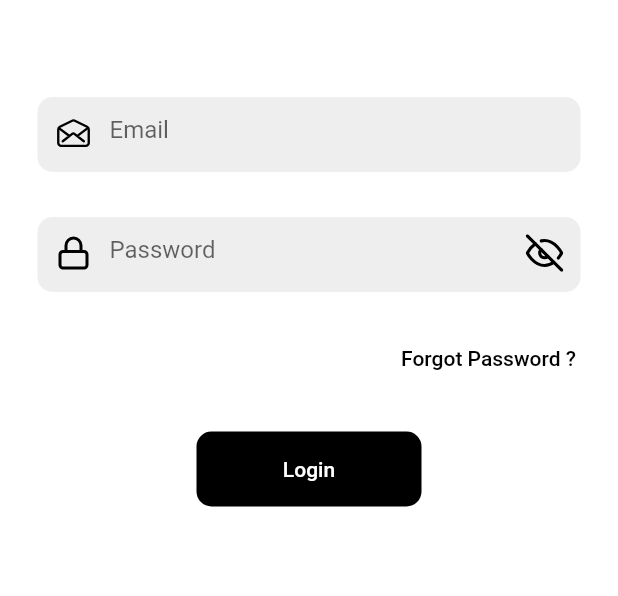
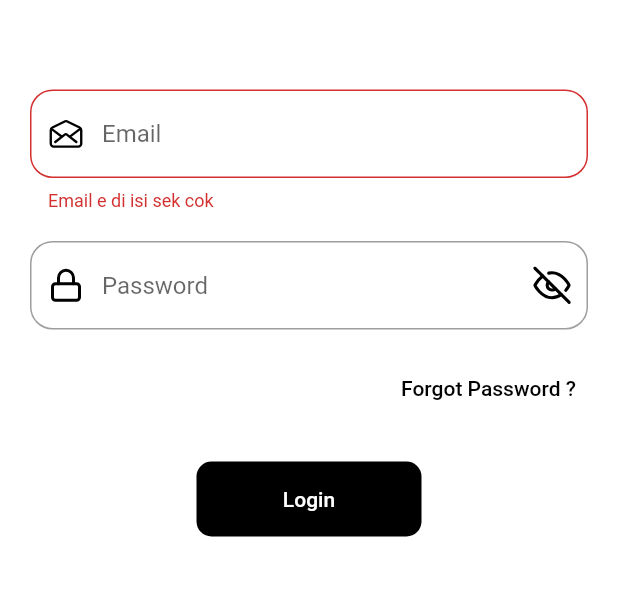
Before and after one commit to f0ursecond/login-ui-firebase, a Flutter app: the screen it shows after launch, after a tap on "Login", on a phone screen of 412 x 824 dp, the part 578-1174 px from its top. Run offline on Flutter 3.47's test engine with Material 2 defaults, Android fonts, the phone set to English and light mode, and no system bars; our stand-ins replace firebase_auth, firebase_core, flutter_vector_icons, lottie; accounts and stored records are empty.

Commit message:
error handling

```diff
--- a/lib/login.dart
+++ b/lib/login.dart
@@ -1,3 +1,5 @@
+import 'dart:ui';
+
 import 'package:firebase_auth/firebase_auth.dart';
 import 'package:firebase_core/firebase_core.dart';
 import 'package:flutter/cupertino.dart';
@@ -14,15 +16,23 @@ class loginPage extends StatefulWidget {
 }
 
 class _loginPageState extends State<loginPage> {
-  //controller
+  // KONTOLER
+
   final _emailcontroller = TextEditingController();
   final _passcontroller = TextEditingController();
+  final GlobalKey<FormState> _key = GlobalKey<FormState>();
+  bool isLoading = false;
 
   Future signIn() async {
+    setState(() => isLoading = true);
+    if (_key.currentState!.validate()) {
       await FirebaseAuth.instance.signInWithEmailAndPassword(
         email: _emailcontroller.text.trim(),
         password: _passcontroller.text.trim(),
       );
+    } else {
+      setState(() => isLoading = false);
+    }
   }
 
   @override
@@ -37,7 +47,9 @@ class _loginPageState extends State<loginPage> {
   Widget build(BuildContext context) {
     return Scaffold(
       backgroundColor: Color(0xFFffffff),
-      body: SingleChildScrollView(
+      body: Form(
+        key: _key,
+        child: SingleChildScrollView(
           child: Padding(
             padding: const EdgeInsets.only(top: 85.0, left: 10.0, right: 10.0),
             child: Column(
@@ -58,25 +70,25 @@ class _loginPageState extends State<loginPage> {
                   // Textfield Nis
 
                   Padding(
-                  padding: const EdgeInsets.all(15.0),
-                  child: Container(
-                    decoration: BoxDecoration(
-                      borderRadius: BorderRadius.circular(10),
-                      color: Colors.grey[200],
-                    ),
-                    height: 50.0,
-                    width: double.infinity,
-                    child: TextField(
+                    padding: const EdgeInsets.all(10.0),
+                    child: TextFormField(
+                      validator: validateEmail,
                       controller: _emailcontroller,
                       keyboardType: TextInputType.emailAddress,
-                      decoration: const InputDecoration(
-                        border: InputBorder.none,
+                      decoration: InputDecoration(
+                        focusedBorder: OutlineInputBorder(
+                          borderRadius: BorderRadius.circular(15.0),
+                          borderSide: const BorderSide(
+                              color: Color.fromARGB(255, 5, 5, 5), width: 2.0),
+                        ),
+                        border: OutlineInputBorder(
+                          borderRadius: BorderRadius.circular(15.0),
+                        ),
                         hintText: 'Email',
-                        prefixIcon: Icon(
+                        prefixIcon: const Icon(
                           Ionicons.mail_open_outline,
                           size: 25,
                           color: Colors.black,
-                        ),
                         ),
                       ),
                     ),
@@ -85,31 +97,30 @@ class _loginPageState extends State<loginPage> {
                   // TextField Password
 
                   Padding(
-                  padding: const EdgeInsets.all(15.0),
-                  child: Container(
-                    decoration: BoxDecoration(
-                      borderRadius: BorderRadius.circular(10),
-                      color: Colors.grey[200],
-                    ),
-                    height: 50.0,
-                    width: double.infinity,
+                    padding: const EdgeInsets.all(10.0),
                     child: TextField(
                       controller: _passcontroller,
                       obscureText: true,
                       keyboardType: TextInputType.visiblePassword,
-                      decoration: const InputDecoration(
-                        suffixIcon: Icon(
+                      decoration: InputDecoration(
+                        focusedBorder: OutlineInputBorder(
+                          borderRadius: BorderRadius.circular(15.0),
+                          borderSide: const BorderSide(
+                              color: Color.fromARGB(255, 5, 5, 5), width: 2.0),
+                        ),
+                        suffixIcon: const Icon(
                           Feather.eye_off,
                           color: Colors.black,
                           size: 25,
                         ),
-                        border: InputBorder.none,
+                        border: OutlineInputBorder(
+                          borderRadius: BorderRadius.circular(15.0),
+                        ),
                         hintText: 'Password',
                         prefixIcon: Icon(
                           Feather.lock,
                           size: 24,
                           color: Colors.black,
-                        ),
                         ),
                       ),
                     ),
@@ -145,8 +156,16 @@ class _loginPageState extends State<loginPage> {
                       child: Center(
                         child: TextButton(
                           onPressed: signIn,
-                        child: const Center(
-                          child: Text(
+                          child: Center(
+                            child: isLoading
+                                ? const SizedBox(
+                                    height: 20.0,
+                                    width: 20.0,
+                                    child: CircularProgressIndicator(
+                                      color: Colors.white,
+                                    ),
+                                  )
+                                : const Text(
                                     'Login',
                                     style: TextStyle(color: Colors.white),
                                   ),
@@ -158,6 +177,15 @@ class _loginPageState extends State<loginPage> {
                 ]),
           ),
         ),
+      ),
     );
   }
 }
+
+String? validateEmail(String? formEmail) {
+  if (formEmail == null || formEmail.isEmpty) {
+    return 'Email e di isi sek cok';
+
+    return null;
+  }
+}
```
Lines whose indentation alone changed are shown as unchanged.
